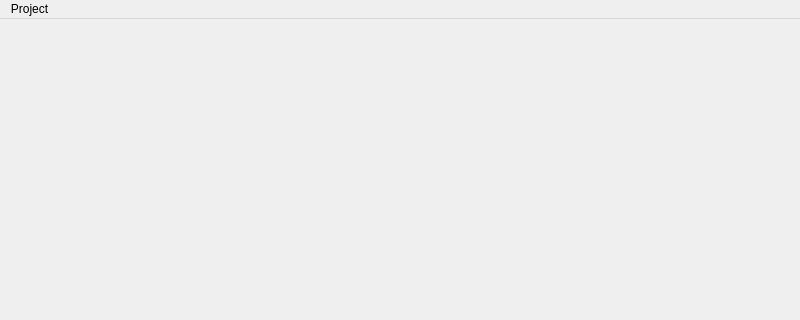
CommitteeOfZero/sc3ntist, file src/gui/mainwindow.ui: the form before one commit; both pictures show x 0 to 800 and y 0 to 320 of the 800 by 600 pixel window.
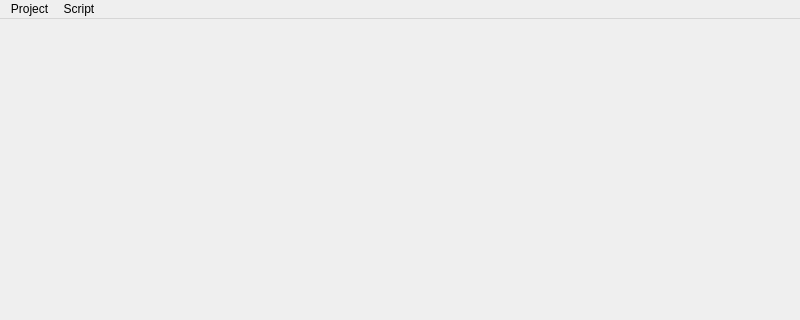
The form after the commit.

```diff
--- a/src/gui/mainwindow.ui
+++ b/src/gui/mainwindow.ui
@@ -29,7 +29,14 @@
     <addaction name="actionOpen"/>
     <addaction name="actionClose"/>
    </widget>
+   <widget class="QMenu" name="menuScript">
+    <property name="title">
+     <string>Script</string>
+    </property>
+    <addaction name="actionGo_to_address"/>
+   </widget>
    <addaction name="menuProject"/>
+   <addaction name="menuScript"/>
   </widget>
   <widget class="QStatusBar" name="statusbar"/>
   <action name="actionOpen">
```
Left out of the diff: 5 changed lines with no effect on the pictures.
